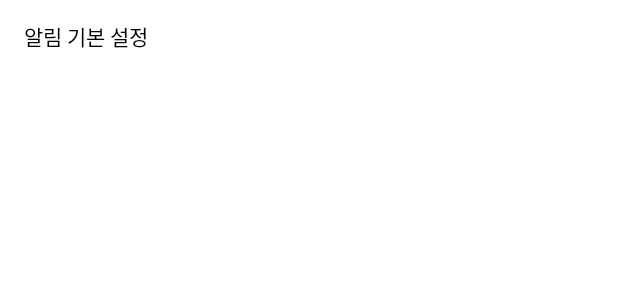
After one commit to pknujsp/CapstoneApp, an Android app: the layout fragment_app_settings.xml on its own in the app's theme, with its tools: preview values and no code run, on a phone screen of 412 x 824 dp. The commit adds this screen. Shown: the top 300 px of the screen. Run offline under Robolectric (Android 15) with nearby library versions, the phone set to English and light mode, and no system bars.

Commit message:
알림설정화면 생성

```diff
--- a/app/build.gradle
+++ b/app/build.gradle
@@ -61,8 +61,6 @@ dependencies {
     implementation 'com.github.bumptech.glide:glide:4.12.0'
     annotationProcessor 'com.github.bumptech.glide:compiler:4.12.0'
 
-    implementation 'com.google.android.gms:play-services-ads:20.5.0'
-
     implementation 'com.tickaroo.tikxml:annotation:0.8.13'
     implementation 'com.tickaroo.tikxml:core:0.8.13'
 
--- /dev/null
+++ b/app/src/main/res/layout/fragment_app_settings.xml
@@ -0,0 +1,16 @@
+<?xml version="1.0" encoding="utf-8"?>
+<layout xmlns:android="http://schemas.android.com/apk/res/android"
+    xmlns:tools="http://schemas.android.com/tools">
+
+    <LinearLayout
+        android:layout_width="match_parent"
+        android:layout_height="match_parent"
+        android:orientation="vertical">
+
+        <TextView
+            android:id="@+id/notificationDefaultSettings"
+            style="@style/SettingsBtn"
+            android:text="@string/notification_default_settings" />
+
+    </LinearLayout>
+</layout>
--- a/app/src/main/res/values/strings.xml
+++ b/app/src/main/res/values/strings.xml
@@ -41,4 +41,5 @@
     <string name="placeName">장소명</string>
     <string name="notification_basic_setting">알림 기본 설정</string>
     <string name="notification_screen_switch">화면 켜짐 여부</string>
+    <string name="notification_default_settings">알림 기본 설정</string>
 </resources>
--- a/app/src/main/res/values/styles.xml
+++ b/app/src/main/res/values/styles.xml
@@ -25,4 +25,16 @@
         <item name="android:text">0</item>
         <item name="android:textSize">26sp</item>
     </style>
+
+    <style name="SettingsBtn" parent="Widget.AppCompat.TextView">
+        <item name="android:layout_width">match_parent</item>
+        <item name="android:layout_height">48dp</item>
+        <item name="android:paddingLeft">16dp</item>
+        <item name="android:paddingTop">8dp</item>
+        <item name="android:clickable">true</item>
+        <item name="android:textColor">@color/black</item>
+        <item name="android:background">?attr/selectableItemBackground</item>
+        <item name="android:paddingBottom">8dp</item>
+        <item name="android:gravity">center_vertical</item>
+    </style>
 </resources>
```
Also changed, not shown: app/src/main/java/com/lifedawn/capstoneapp/appsettings/AppSettingsFragment.java (added, +64 -0 lines).
